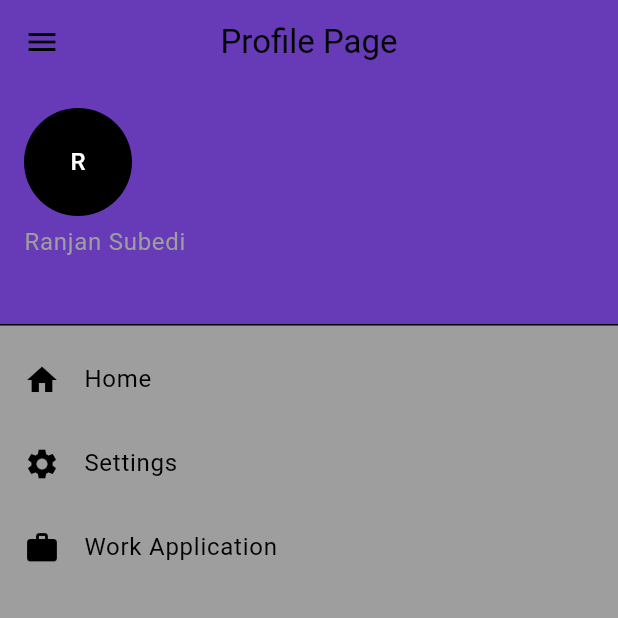
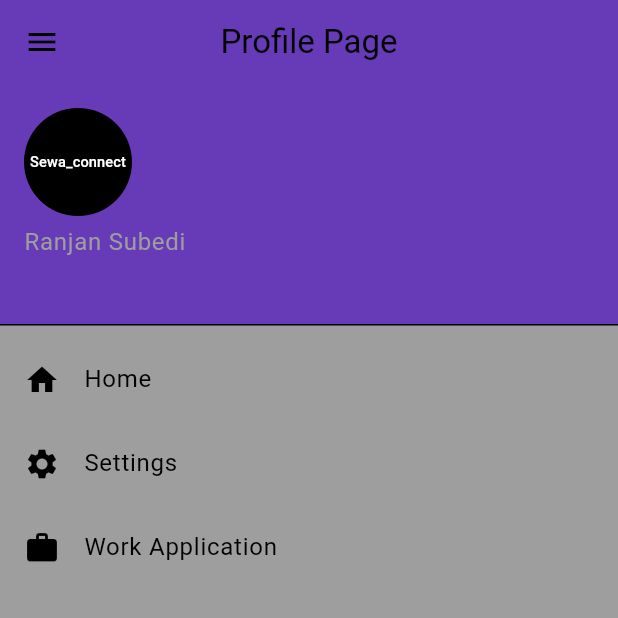
Before and after one commit to Ranjan-subedi/Sewa_connect, a Flutter app: the NavBar screen opened directly, item 3 of the bottom bar chosen, after a tap on "Switch my role", on a phone screen of 412 x 824 dp, the top half of it. Run offline on Flutter 3.47's test engine with Material 3 defaults, Android fonts, the phone set to English and light mode, and no system bars; drawn by our look-alikes of curved_navigation_bar; our stand-ins replace cached_network_image, carousel_slider, cloud_firestore, dotted_border, firebase_auth, firebase_core and 6 more; missing offline and left inert: cloudinary_flutter; accounts and stored records are empty.

Commit message:
work on profile page

```diff
--- a/frontend/sewa_connect/lib/main.dart
+++ b/frontend/sewa_connect/lib/main.dart
@@ -18,6 +18,7 @@ import 'package:sewa_connect/pages/services_category.dart';
 import 'package:sewa_connect/pages/splash_page.dart';
 import 'package:sewa_connect/pages/work_application.dart';
 import 'package:sewa_connect/widget/theme.dart';
+
 
 void main() async {
   WidgetsFlutterBinding.ensureInitialized();
--- a/frontend/sewa_connect/lib/pages/profile.dart
+++ b/frontend/sewa_connect/lib/pages/profile.dart
@@ -21,34 +21,11 @@ class ProfilePage extends StatefulWidget {
 }
 
 class _ProfilePageState extends State<ProfilePage> {
-  String? profileImageUrl;
-  File? image;
+  File? profileImage;
+  String? email;
+  String? uid;
 
 
-
-  uploadImage() async {
-    final pickedImage = await ImagePicker().pickImage(source: ImageSource.camera);
-
-    if(pickedImage == null )return ;
-
-    image = File(pickedImage.path);
-
-    final imageUrl = await  uploadImageToCloudinary(
-        context: context,
-        cloudName: dotenv.env['CLOUD_NAME'] ?? "",
-        uploadPreset: dotenv.env['UPLOAD_PRESET'] ?? "",
-    );
-
-    if(imageUrl != null){
-      setState(() {
-        profileImageUrl = imageUrl;
-      });
-    }
-
-  }
-
-  String? email;
-  String? uid;
 
   getOnLoad()async{
     email = await FirebaseAuth.instance.currentUser!.email;
@@ -64,12 +41,13 @@ class _ProfilePageState extends State<ProfilePage> {
 
     if(roleDoc.exists){
       final isProvider = roleDoc.data()!["isProvider"];
+      final job = roleDoc.data()!["job"];
 
       if(!isProvider){
         ScaffoldMessenger.of(context).showSnackBar(SnackBar(content: Text("You are not provider")));
         return ;
       }else{
-        Navigator.push(context, MaterialPageRoute(builder: (context) => ProviderDashboardPage(),));
+        Navigator.push(context, MaterialPageRoute(builder: (context) => ProviderDashboardPage(job: job,),));
       }
     }
 
@@ -101,7 +79,13 @@ class _ProfilePageState extends State<ProfilePage> {
                     accountEmail: Text(email.toString()),
                     currentAccountPicture: CircleAvatar(
                       backgroundColor: Colors.black,
-                      child: Text('R'),
+                      child:profileImage != null ? Icon(Icons.person) :
+                      Padding(
+                        padding: const EdgeInsets.all(4.0),
+                        child: FittedBox(
+                            fit: BoxFit.cover,
+                            child: Text('Sewa_connect',)),
+                      ),
                     ),
                   ),
                   // Drawer items
--- a/frontend/sewa_connect/lib/services/database_services.dart
+++ b/frontend/sewa_connect/lib/services/database_services.dart
@@ -38,6 +38,8 @@ class DatabaseServices {
         .collection("Accepted Services")
         .doc(docId)
         .set(data);
+
+    await firebasefirestore.collection("Orders").doc(docId).update(data);
     // await firebasefirestore.collection("Orders").doc(docId).delete();
   }
 
```
Also changed, not shown: frontend/sewa_connect/lib/provider/dashboard.dart (+19 -5 lines).
